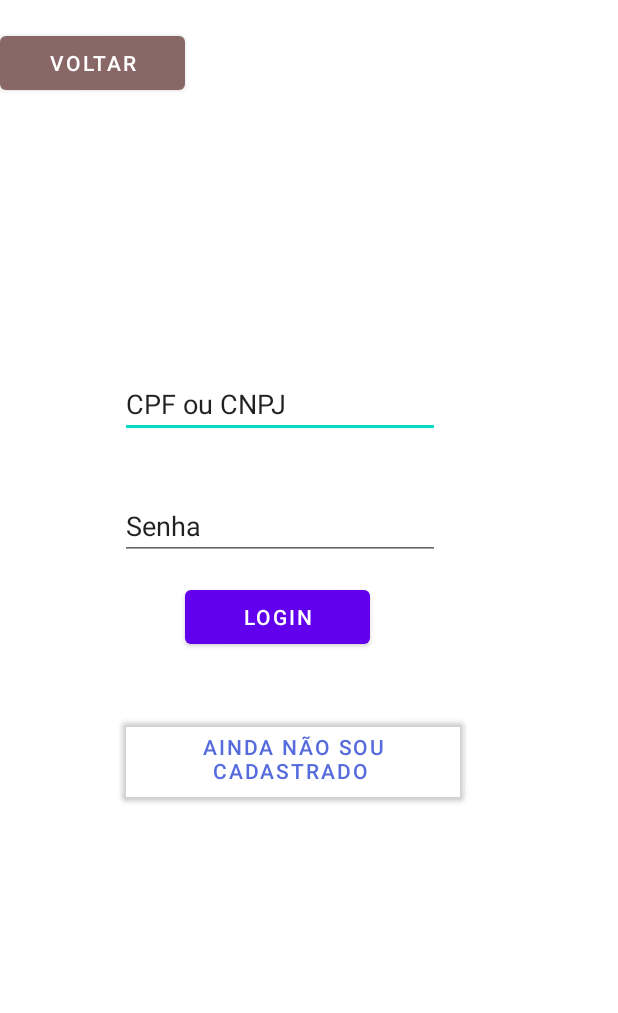
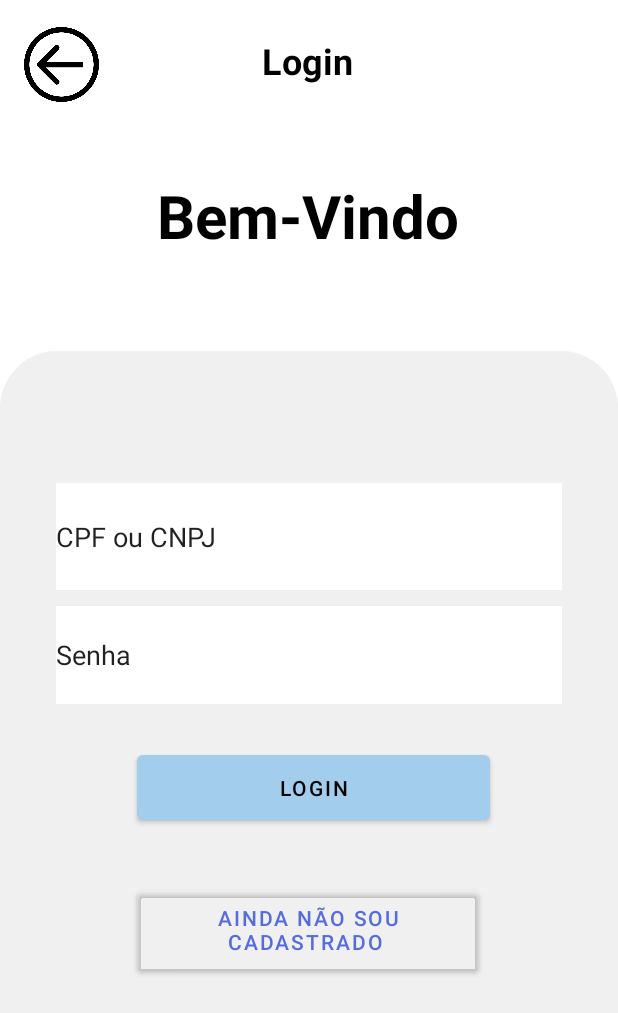
Before and after one commit to Raphaelmra/Integrador2021, an Android app: the MainActivity2 screen opened directly, with no data from a screen before it, on a phone screen of 412 x 824 dp. Shown: the top 1013 px of the screen. Run offline under Robolectric (Android 15) with nearby library versions, the phone set to English and light mode, and no system bars; our stand-ins replace Firebase (no records; nobody signed in at launch, a user with empty details on screens opened directly).

Commit message:
Feitas alterações no leiaute daela de Login

```diff
--- a/MyApplication/app/src/main/res/layout/activity_main2.xml
+++ b/MyApplication/app/src/main/res/layout/activity_main2.xml
@@ -3,36 +3,80 @@
     xmlns:app="http://schemas.android.com/apk/res-auto"
     xmlns:tools="http://schemas.android.com/tools"
     android:layout_width="match_parent"
+    android:layout_height="match_parent"
     android:orientation="vertical"
-    android:layout_height="match_parent"
     tools:context=".MainActivity2">
+
+    <ImageView
+        android:id="@+id/imageView2"
+        android:layout_width="wrap_content"
+        android:layout_height="wrap_content"
+        android:layout_marginTop="216dp"
+        android:tint="@color/grp1"
+        app:layout_constraintBottom_toBottomOf="parent"
+        app:layout_constraintEnd_toEndOf="parent"
+        app:layout_constraintHorizontal_bias="0.0"
+        app:layout_constraintStart_toStartOf="parent"
+        app:layout_constraintTop_toTopOf="parent"
+        app:layout_constraintVertical_bias="0.13"
+        app:srcCompat="@drawable/img_grayroundedbkg" />
 
     <Button
         android:id="@+id/button2"
-        android:layout_width="123dp"
-        android:layout_height="wrap_content"
+        android:layout_width="50dp"
+        android:layout_height="50dp"
+        android:background="@drawable/selector_backbtn"
         android:onClick="voltarTela1"
-        android:text="Voltar"
-        app:backgroundTint="#8A6767"
+        app:backgroundTint="@color/black"
         app:layout_constraintBottom_toBottomOf="parent"
         app:layout_constraintEnd_toEndOf="parent"
-        app:layout_constraintHorizontal_bias="0.0"
+        app:layout_constraintHorizontal_bias="0.044"
         app:layout_constraintStart_toStartOf="parent"
         app:layout_constraintTop_toTopOf="parent"
         app:layout_constraintVertical_bias="0.023" />
 
     <Button
         android:id="@+id/button9"
-        android:layout_width="123dp"
-        android:layout_height="wrap_content"
+        android:layout_width="235dp"
+        android:layout_height="55dp"
         android:onClick="irTelaCadastro"
         android:text="Login"
+        android:textColor="@color/black"
+        app:backgroundTint="@color/blp2"
         app:layout_constraintBottom_toBottomOf="parent"
         app:layout_constraintEnd_toEndOf="parent"
-        app:layout_constraintHorizontal_bias="0.427"
+        app:layout_constraintHorizontal_bias="0.517"
         app:layout_constraintStart_toStartOf="parent"
         app:layout_constraintTop_toTopOf="parent"
-        app:layout_constraintVertical_bias="0.499" />
+        app:layout_constraintVertical_bias="0.647" />
+
+    <EditText
+        android:id="@+id/Senha"
+        android:layout_width="337dp"
+        android:layout_height="65dp"
+        android:background="@color/white"
+        android:ems="10"
+        android:inputType="textPersonName"
+        android:text="Senha"
+        app:layout_constraintBottom_toTopOf="@+id/button9"
+        app:layout_constraintEnd_toEndOf="parent"
+        app:layout_constraintStart_toStartOf="parent"
+        app:layout_constraintTop_toTopOf="parent"
+        app:layout_constraintVertical_bias="0.935" />
+
+    <EditText
+        android:id="@+id/Usuario"
+        android:layout_width="337dp"
+        android:layout_height="71dp"
+        android:background="@color/white"
+        android:ems="10"
+        android:inputType="textPersonName"
+        android:text="CPF ou CNPJ"
+        app:layout_constraintBottom_toTopOf="@+id/Senha"
+        app:layout_constraintEnd_toEndOf="parent"
+        app:layout_constraintStart_toStartOf="parent"
+        app:layout_constraintTop_toTopOf="parent"
+        app:layout_constraintVertical_bias="0.967" />
 
     <Button
         android:id="@+id/button6"
@@ -44,37 +88,38 @@
         app:backgroundTint="#05FFFFFF"
         app:layout_constraintBottom_toBottomOf="parent"
         app:layout_constraintEnd_toEndOf="parent"
-        app:layout_constraintHorizontal_bias="0.443"
+        app:layout_constraintHorizontal_bias="0.497"
         app:layout_constraintStart_toStartOf="parent"
-        app:layout_constraintTop_toTopOf="parent"
-        app:layout_constraintVertical_bias="0.624" />
+        app:layout_constraintTop_toBottomOf="@+id/button9"
+        app:layout_constraintVertical_bias="0.167" />
 
-    <EditText
-        android:id="@+id/Usuario"
+    <TextView
+        android:id="@+id/txtTitleScreen"
         android:layout_width="wrap_content"
         android:layout_height="wrap_content"
-        android:ems="10"
-        android:inputType="textPersonName"
-        android:text="CPF ou CNPJ"
-        app:layout_constraintBottom_toBottomOf="parent"
+        android:layout_marginTop="24dp"
+        android:text="Login"
+        android:textColor="@color/black"
+        android:textSize="24dp"
+        android:textStyle="bold"
         app:layout_constraintEnd_toEndOf="parent"
-        app:layout_constraintHorizontal_bias="0.402"
-        app:layout_constraintStart_toStartOf="parent"
-        app:layout_constraintTop_toTopOf="parent"
-        app:layout_constraintVertical_bias="0.317" />
+        app:layout_constraintHorizontal_bias="0.382"
+        app:layout_constraintStart_toEndOf="@+id/button2"
+        app:layout_constraintTop_toTopOf="parent" />
 
-    <EditText
-        android:id="@+id/Senha"
+    <TextView
+        android:id="@+id/txtWelcome"
         android:layout_width="wrap_content"
         android:layout_height="wrap_content"
-        android:ems="10"
-        android:inputType="textPersonName"
-        android:text="Senha"
-        app:layout_constraintBottom_toBottomOf="parent"
+        android:text="Bem-Vindo"
+        android:textColor="@color/black"
+        android:textSize="40dp"
+        android:textStyle="bold"
+        app:layout_constraintBottom_toTopOf="@+id/Usuario"
         app:layout_constraintEnd_toEndOf="parent"
-        app:layout_constraintHorizontal_bias="0.402"
+        app:layout_constraintHorizontal_bias="0.497"
         app:layout_constraintStart_toStartOf="parent"
-        app:layout_constraintTop_toTopOf="parent"
-        app:layout_constraintVertical_bias="0.421" />
+        app:layout_constraintTop_toBottomOf="@+id/txtTitleScreen"
+        app:layout_constraintVertical_bias="0.283" />
 
 </androidx.constraintlayout.widget.ConstraintLayout>
```
Also changed, not shown: MyApplication/app/src/main/res/drawable/img_grayroundedbkg.png (added).
